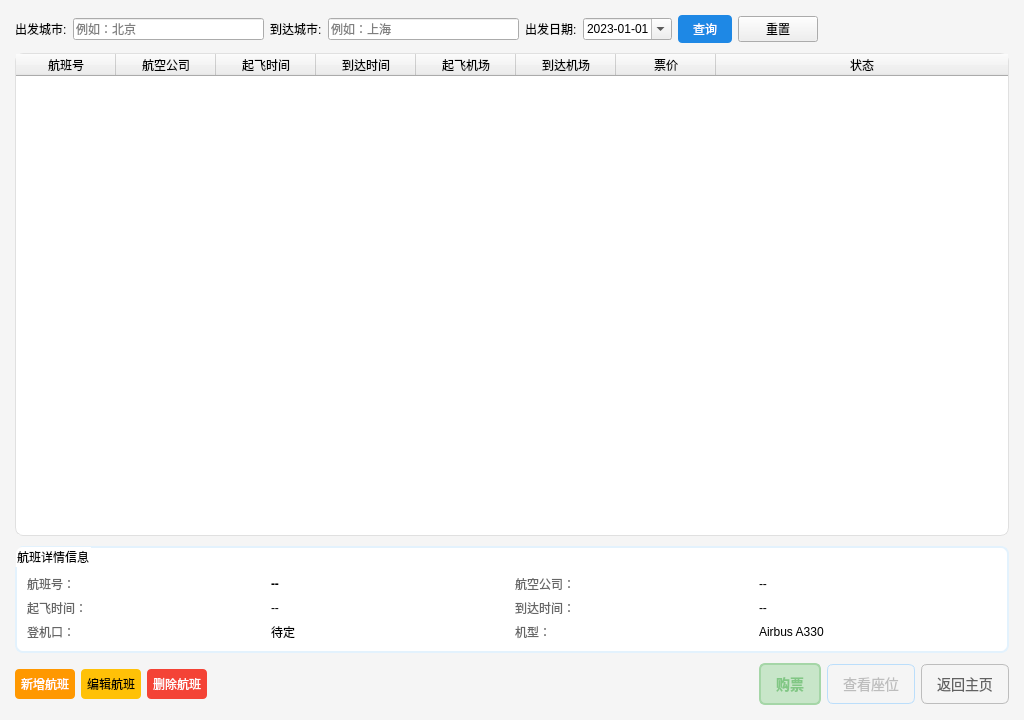
First picture: the form in flightmanager.ui, repository sheldonshi115/Flight_Tickets_System-FlyOver-, before the edit.
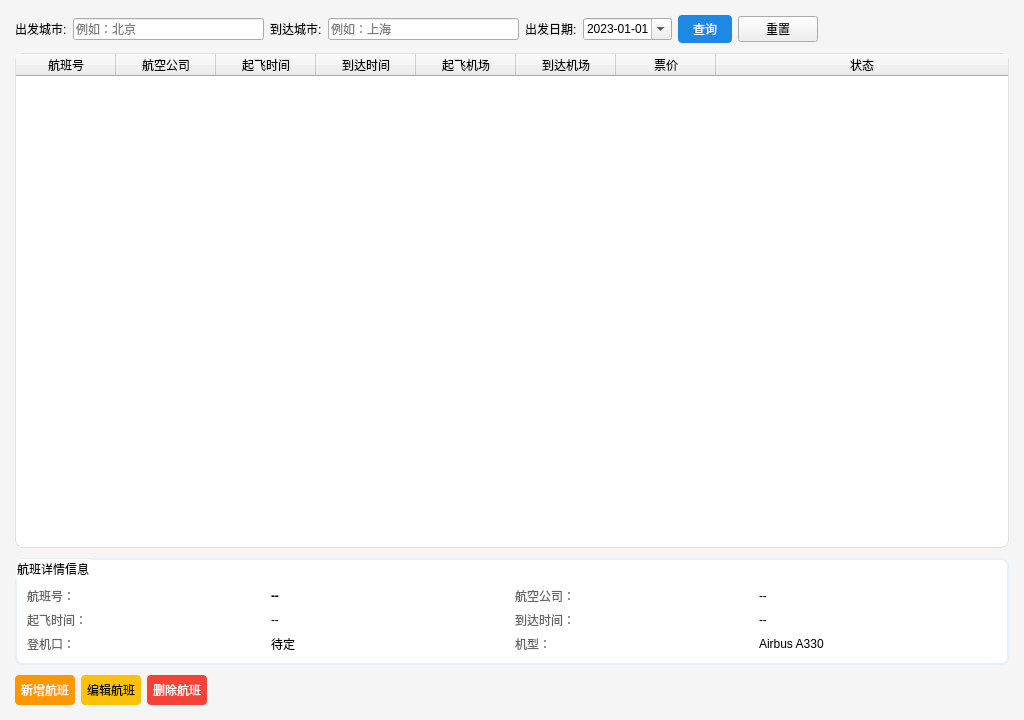
Second picture: the form after the edit.

Commit message: 添加系统邮箱以及优化购票流程

What changed in the file:
```diff
--- a/flightmanager.ui
+++ b/flightmanager.ui
@@ -427,84 +427,7 @@
         </property>
        </spacer>
       </item>
-      <!-- 新增购票按钮 -->
-      <item>
-       <widget class="QPushButton" name="btnBook">
-        <property name="enabled">
-         <bool>false</bool>
-        </property>
-        <property name="styleSheet">
-         <string notr="true">QPushButton#btnBook {
-    background-color: qlineargradient(x1:0, y1:0, x2:0, y2:1, stop:0 #4CAF50, stop:1 #388E3C);
-    color: white;
-    border-radius: 6px;
-    padding: 8px 15px;
-    font-size: 14px;
-    font-weight: bold;
-    border: 2px solid #2E7D32;
-}
-QPushButton#btnBook:hover {
-    background-color: qlineargradient(x1:0, y1:0, x2:0, y2:1, stop:0 #66BB6A, stop:1 #4CAF50);
-    border-color: #388E3C;
-}
-QPushButton#btnBook:disabled {
-    background-color: #C8E6C9;
-    color: #81C784;
-    border-color: #A5D6A7;
-}</string>
-        </property>
-        <property name="text">
-         <string>购票</string>
-        </property>
-       </widget>
-      </item>
-      <item>
-       <widget class="QPushButton" name="btnSeat">
-        <property name="enabled">
-         <bool>false</bool>
-        </property>
-        <property name="styleSheet">
-         <string notr="true">QPushButton#btnSeat {
-    border-radius: 6px;
-    padding: 8px 15px;
-    font-size: 14px;
-    background-color: #E3F2FD;
-    color: #1976D2;
-    border: 1px solid #BBDEFB;
-}
-QPushButton#btnSeat:hover {
-    background-color: #BBDEFB;
-}
-QPushButton#btnSeat:disabled {
-    background-color: #F5F5F5;
-    color: #BDBDBD;
-}</string>
-        </property>
-        <property name="text">
-         <string>查看座位</string>
-        </property>
-       </widget>
-      </item>
-      <item>
-       <widget class="QPushButton" name="btnExit">
-        <property name="styleSheet">
-         <string notr="true">QPushButton#btnExit {
-    border-radius: 6px;
-    padding: 8px 15px;
-    font-size: 14px;
-    background-color: #F5F5F5;
-    color: #616161;
-    border: 1px solid #BDBDBD;
-}
-QPushButton#btnExit:hover {
-    background-color: #E0E0E0;
-}</string>
-        </property>
-        <property name="text">
-         <string>返回主页</string>
-        </property>
-       </widget>
-      </item>
+
      </layout>
     </widget>
    </item>
```
The commit also changes 18 other files.
